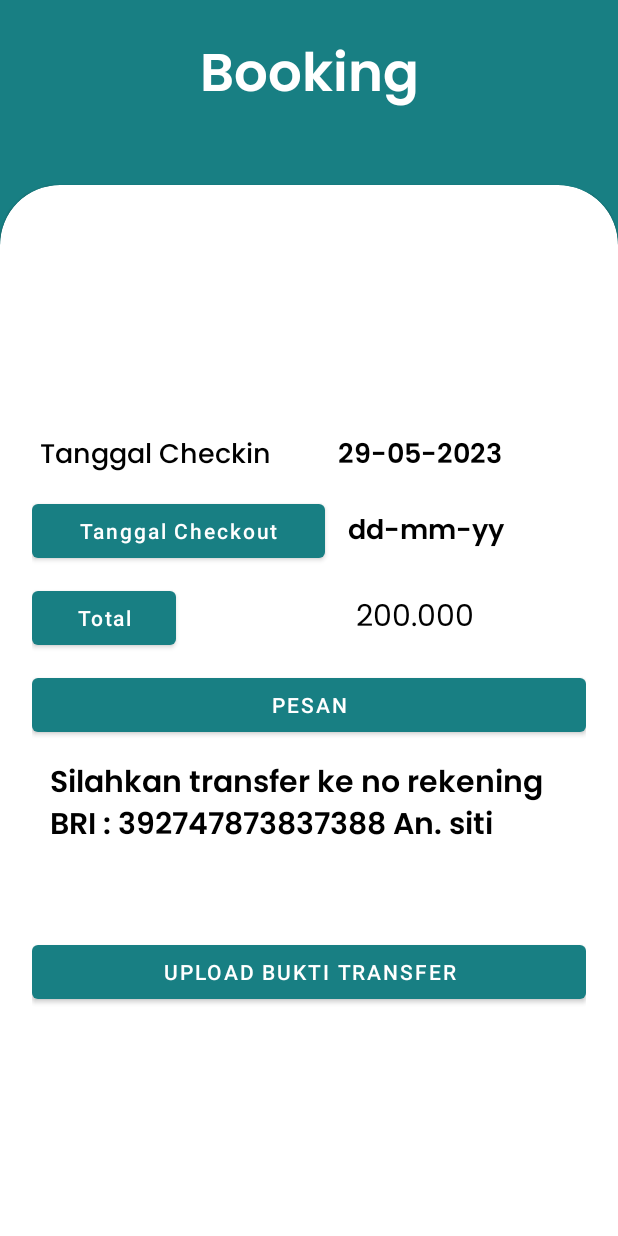
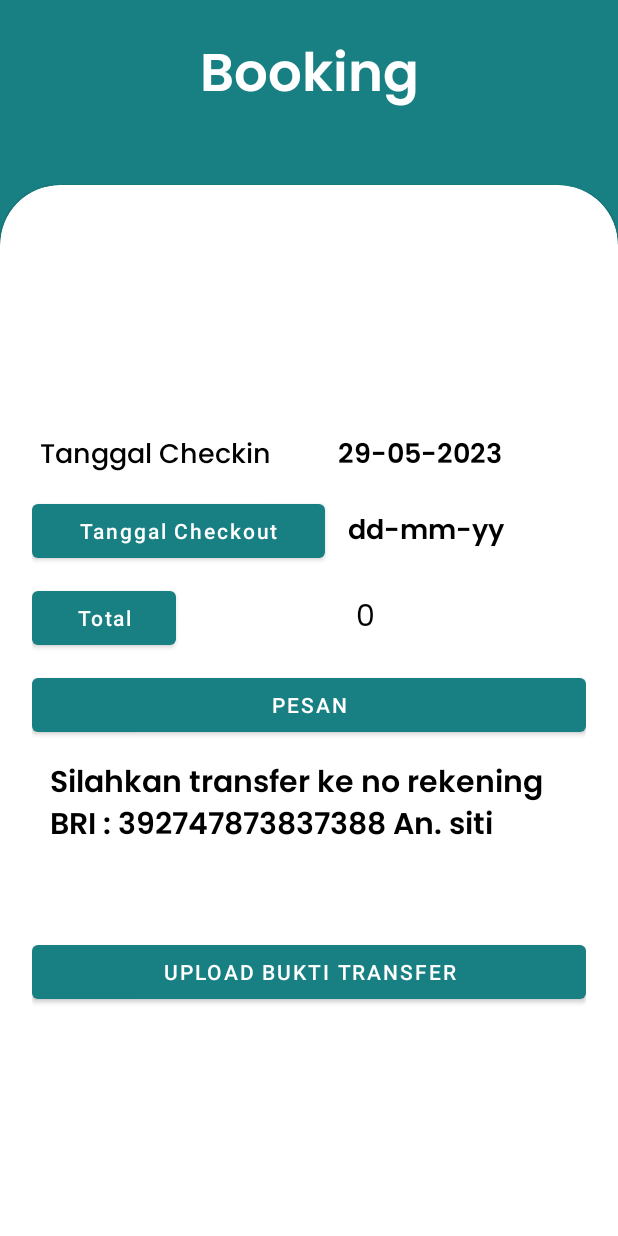
Before and after one commit to irmeliagst/GoHome_Mobile_S4, an Android app: the BookingActivity screen opened directly, with no data from a screen before it, on a phone screen of 412 x 824 dp. Run offline under Robolectric (Android 15) with nearby library versions, the phone set to English and light mode, and no system bars; 2 statements that could not run were skipped.

Commit message:
tambah dikittt

```diff
--- a/app/src/main/java/com/example/gohome_mobile_s4/Adapter/HomeAdapter.java
+++ b/app/src/main/java/com/example/gohome_mobile_s4/Adapter/HomeAdapter.java
@@ -35,7 +35,7 @@ public class HomeAdapter extends RecyclerView.Adapter<HomeAdapter.Viewholder> {
 
     @Override
     public void onBindViewHolder(@NonNull HomeAdapter.Viewholder holder, @SuppressLint("RecyclerView") int position) {
-        Picasso.get().load("http://192.168.43.28:8000/images/"+HomeModelList.get(position).getGambar_kamar()).into(holder.item_image);
+        Picasso.get().load("http://192.168.43.236:8000/images/"+HomeModelList.get(position).getGambar_kamar()).into(holder.item_image);
        holder.jenis_kamar.setText(HomeModelList.get(position).getjenis_kamar());
        holder.harga.setText(""+HomeModelList.get(position).getHarga());
         holder.id_kamar.setText(""+HomeModelList.get(position).getId_kamar()); //string concatenation(cari sendiri di google)
--- a/app/src/main/java/com/example/gohome_mobile_s4/Adapter/transaksiAdapter.java
+++ b/app/src/main/java/com/example/gohome_mobile_s4/Adapter/transaksiAdapter.java
@@ -39,7 +39,7 @@ public class transaksiAdapter extends RecyclerView.Adapter <transaksiAdapter.Vie
 
     @Override
     public void onBindViewHolder(@NonNull transaksiAdapter.Viewholder holder, int position) {
-        Picasso.get().load("http://192.168.43.28:8000/images/"+transaksiModelList.get(position).getGambar_kamar()).into(holder.gambar_kamar);
+        Picasso.get().load("http://192.168.43.236:8000/images/"+transaksiModelList.get(position).getGambar_kamar()).into(holder.gambar_kamar);
         final DataItem transaksi = transaksiModelList.get(position);
         final String NIK = sesionManager.getUserDetail().get(SesionManager.NIK);
         final String Nik = String.valueOf(transaksiModelList.get(position).getNik());
--- a/app/src/main/java/com/example/gohome_mobile_s4/retrofit/ApiInterface.java
+++ b/app/src/main/java/com/example/gohome_mobile_s4/retrofit/ApiInterface.java
@@ -19,7 +19,7 @@ import retrofit2.http.POST;
 import retrofit2.http.Path;
 
 public interface ApiInterface {
-    String BASE_URL = "http://192.168.43.28:8000/api/";
+    String BASE_URL = "http://192.168.43.236:8000/api/";
 
 
     @FormUrlEncoded
--- a/app/src/main/res/layout/activity_booking.xml
+++ b/app/src/main/res/layout/activity_booking.xml
@@ -191,11 +191,11 @@
                     android:layout_height="wrap_content"
                     android:layout_marginTop="10dp"
                     android:fontFamily="@font/regular"
-                    android:text="200.000"
+                    android:text="0"
                     android:layout_marginLeft="120dp"
                     android:textColor="@color/black"
                     android:textSize="20sp"
-                    android:layout_weight="2"/>
+                    android:layout_weight="2"/>q
             </LinearLayout>
             <Button
                 android:id="@+id/btnSave"
--- a/app/src/main/res/values/strings.xml
+++ b/app/src/main/res/values/strings.xml
@@ -10,6 +10,7 @@
     <string name="desc_two">Lorem ipsum dolor sit amet, consectetur adipiscing elit, sed do eiusmod tempor incididunt ut labore et dolore magna aliqua</string>
     <string name="desc_three">Lorem ipsum dolor sit amet, consectetur adipiscing elit, sed do eiusmod tempor incididunt ut labore et dolore magna aliqua</string>
     <string name="desc_fourth">Lorem ipsum dolor sit amet, consectetur adipiscing elit, sed do eiusmod tempor incididunt ut labore et dolore magna aliqua</string>
+    <string name="my_text"><u>Hubungi Admin</u></string>
     <!-- TODO: Remove or change this placeholder text -->
     <string name="hello_blank_fragment">Hello blank fragment</string>
 </resources>
```
